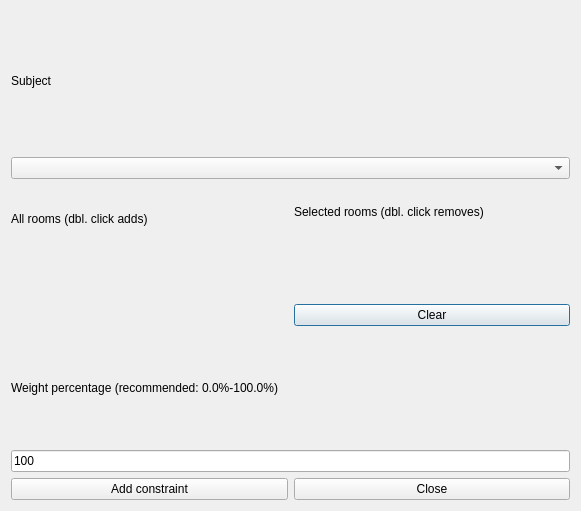
First picture: the form in src/interface/addconstraintsubjectpreferredroomsform_template.ui, repository janLo/FET, before the edit.
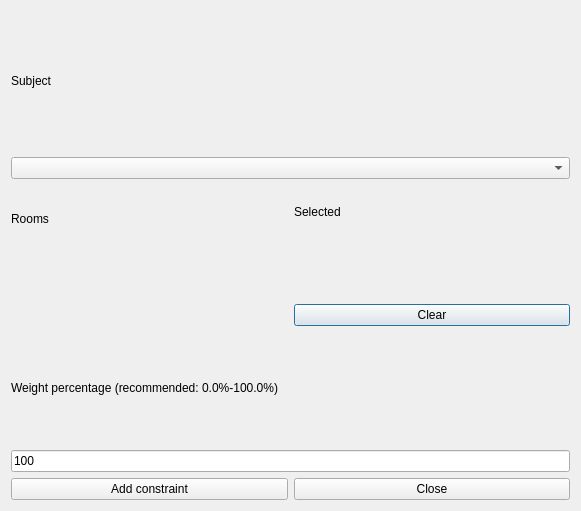
Second picture: the form after the edit. Custom widgets are drawn as their Qt base class.

Patch:
```diff
--- a/src/interface/addconstraintsubjectpreferredroomsform_template.ui
+++ b/src/interface/addconstraintsubjectpreferredroomsform_template.ui
@@ -38,7 +38,7 @@
         <enum>QFrame::Plain</enum>
        </property>
        <property name="text">
-        <string>All rooms (dbl. click adds)</string>
+        <string>Rooms</string>
        </property>
        <property name="wordWrap">
         <bool>false</bool>
@@ -67,7 +67,7 @@
         <enum>QFrame::Plain</enum>
        </property>
        <property name="text">
-        <string>Selected rooms (dbl. click removes)</string>
+        <string comment="It refers to a list of selected rooms">Selected</string>
        </property>
        <property name="wordWrap">
         <bool>false</bool>
```
